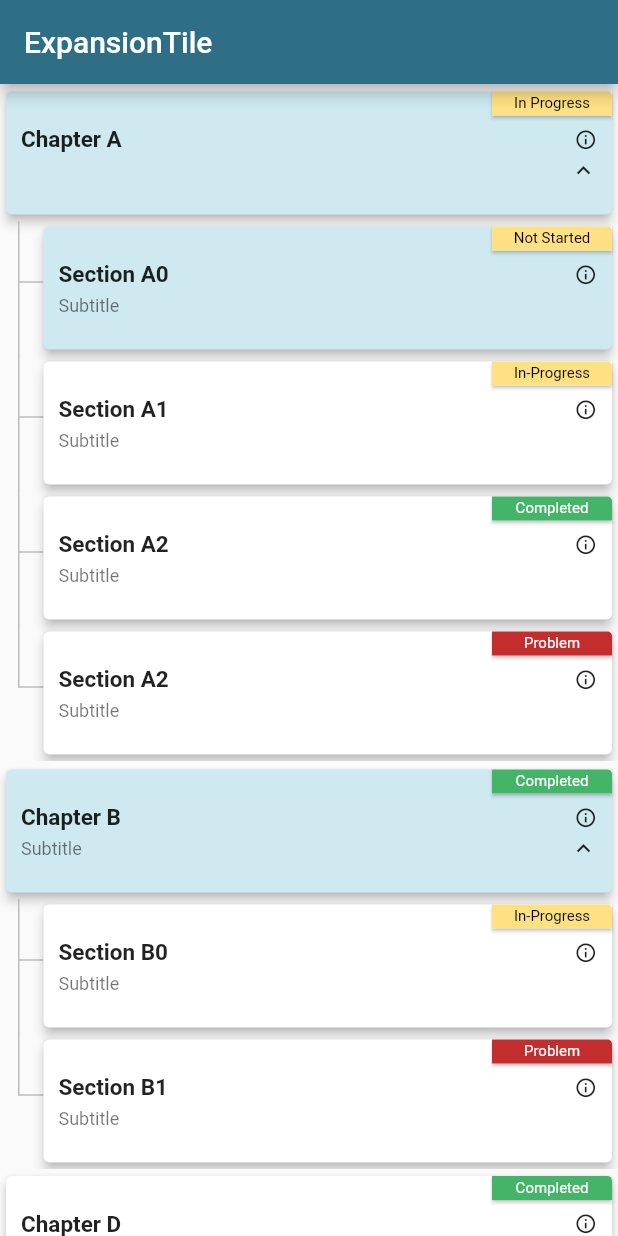
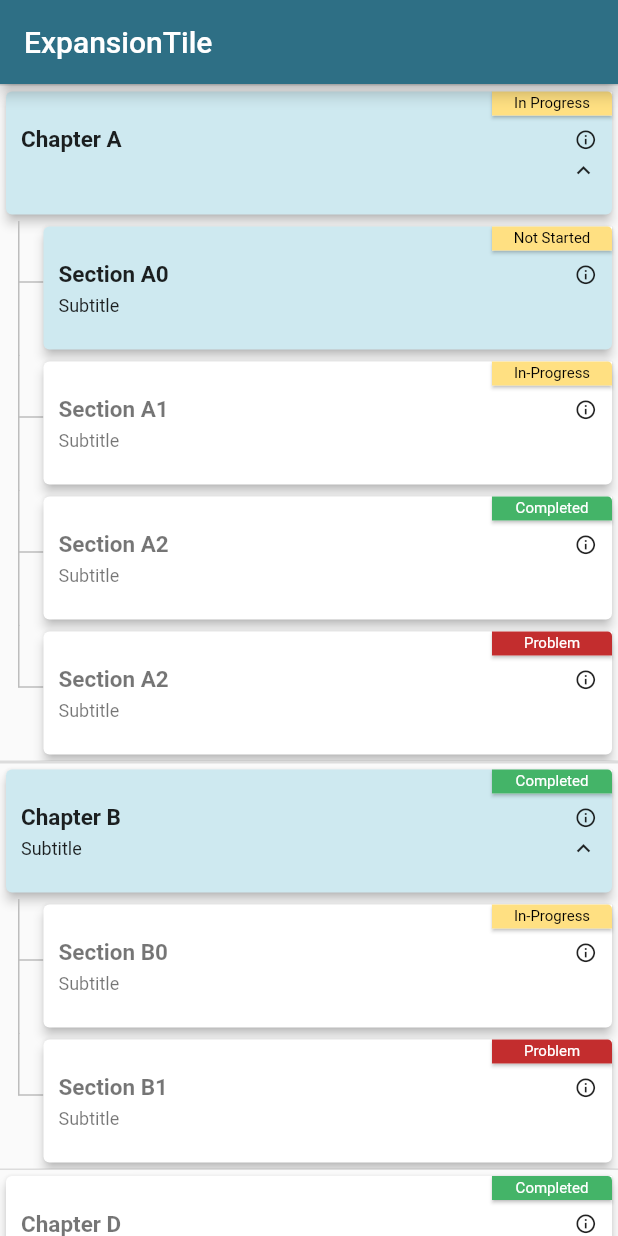
Before and after one commit to zubairehman/DismissibleExpandedList, a Flutter app: the screen it shows after launch, on a phone screen of 412 x 824 dp. Run offline on Flutter 3.47's test engine with Material 2 defaults, Android fonts, the phone set to English and light mode, and no system bars.

Commit message:
- added configuration example - added configurations

```diff
--- a/example/lib/main.dart
+++ b/example/lib/main.dart
@@ -1,7 +1,9 @@
+import 'package:dismissible_expanded_list/constants/text_styles.dart';
 import 'package:dismissible_expanded_list/dismissible_expanded_list.dart';
 import 'package:dismissible_expanded_list/model/entry.dart';
 import 'package:example/mock.dart';
 import 'package:flutter/material.dart';
+import 'package:dismissible_expanded_list/model/dismissible_list_configuration.dart';
 
 void main() {
   runApp(MyApp());
@@ -50,6 +52,30 @@ class _ExpansionTileSampleState extends State<ExpansionTileSample> {
   }
 
   Widget _buildRightSide() {
+    /// Configuration example
+    DismissibleListConfig config = DismissibleListConfig()
+      ..badgeWidth = 80.0
+      ..elevation = 3.0
+      ..infoIconSize = 15.0
+      ..removeTileOnDismiss = true
+      ..allowBatchSwipe = true
+      ..allowChildSwipe = true
+      ..allowParentSelection = true
+      ..showBorder = true
+      ..showInfoBadge = true
+      ..titleStyle = TextStyles.title
+      ..titleSelectedStyle = TextStyles.titleSelected
+      ..subTitleStyle = TextStyles.subTitle
+      ..subTitleSelectedStyle = TextStyles.subTitleSelected
+      ..trailingIcon = Icons.info_outline
+      ..lineColor = Colors.grey[400]
+      ..selectionColor = Color(0xFFcee9f0)
+      ..rightSwipeColor = Colors.green
+      ..leftSwipeColor = Colors.red
+      ..iconColor = Colors.black87
+      ..iconSelectedColor = Colors.black87
+      ..backgroundColor = Colors.white;
+
     return Expanded(
       flex: 1,
       child: ListView.builder(
@@ -57,40 +83,7 @@ class _ExpansionTileSampleState extends State<ExpansionTileSample> {
             DismissibleExpandableList(
           parentIndex: index,
           entry: list[index],
-          elevation: 3.0,
-          titleStyle: TextStyle(
-            fontSize: 15.0,
-            fontWeight: FontWeight.bold,
-            color: Colors.black87,
-          ),
-          titleSelectedStyle: TextStyle(
-            fontSize: 15.0,
-            fontWeight: FontWeight.bold,
-            color: Colors.black87,
-          ),
-          subTitleStyle: TextStyle(
-            color: Colors.black54,
-            fontSize: 12.0,
-          ),
-          subTitleSelectedStyle: TextStyle(
-            color: Colors.black54,
-            fontSize: 12.0,
-          ),
-          removeTileOnDismiss: removeTileOnDismiss,
-          allowBatchSwipe: true,
-          allowChildSwipe: true,
-          allowParentSelection: true,
-          showBorder: false,
-          showInfoBadge: true,
-//          selectedId: selectedId,
-          rightSwipeColor: Colors.green,
-          leftSwipeColor: Colors.red,
-          lineColor: Colors.grey[400],
-          badgeWidth: 80.0,
-          iconColor: Colors.black87,
-          iconSelectedColor: Colors.black87,
-          selectionColor: Color(0xFFcee9f0),
-          trailingIcon: Icons.info_outline,
+          config: config,
           onItemClick: (parentIndex, childIndex, ExpandableListItem item) {
             print('onItemClick called');
             onItemClick(parentIndex, childIndex);
@@ -104,6 +97,56 @@ class _ExpansionTileSampleState extends State<ExpansionTileSample> {
             }
           },
         ),
+//            DismissibleExpandableList(
+//          parentIndex: index,
+//          entry: list[index],
+//          elevation: 3.0,
+//          titleStyle: TextStyle(
+//            fontSize: 15.0,
+//            fontWeight: FontWeight.bold,
+//            color: Colors.black87,
+//          ),
+//          titleSelectedStyle: TextStyle(
+//            fontSize: 15.0,
+//            fontWeight: FontWeight.bold,
+//            color: Colors.black87,
+//          ),
+//          subTitleStyle: TextStyle(
+//            color: Colors.black54,
+//            fontSize: 12.0,
+//          ),
+//          subTitleSelectedStyle: TextStyle(
+//            color: Colors.black54,
+//            fontSize: 12.0,
+//          ),
+//          removeTileOnDismiss: removeTileOnDismiss,
+//          allowBatchSwipe: true,
+//          allowChildSwipe: true,
+//          allowParentSelection: true,
+//          showBorder: false,
+//          showInfoBadge: true,
+////          selectedId: selectedId,
+//          rightSwipeColor: Colors.green,
+//          leftSwipeColor: Colors.red,
+//          lineColor: Colors.grey[400],
+//          badgeWidth: 80.0,
+//          iconColor: Colors.black87,
+//          iconSelectedColor: Colors.black87,
+//          selectionColor: Color(0xFFcee9f0),
+//          trailingIcon: Icons.info_outline,
+//          onItemClick: (parentIndex, childIndex, ExpandableListItem item) {
+//            print('onItemClick called');
+//            onItemClick(parentIndex, childIndex);
+//          },
+//          onItemDismissed:
+//              (parentIndex, childIndex, direction, removeTileOnDismiss, item) {
+//            if (direction == DismissDirection.endToStart) {
+//              onItemDismissed(parentIndex, childIndex);
+//            } else {
+//              onItemDismissed(parentIndex, childIndex);
+//            }
+//          },
+//        ),
         itemCount: mockData.length,
       ),
     );
@@ -152,11 +195,11 @@ class _ExpansionTileSampleState extends State<ExpansionTileSample> {
         if (childIndex == -1) {
           mockData.removeAt(parentIndex);
         } else {
-
           // check to see if its the last child
           // if yes, then remove parent as well
           // else, only remove child
-          if(mockData[parentIndex].children != null && mockData[parentIndex].children.length > 1) {
+          if (mockData[parentIndex].children != null &&
+              mockData[parentIndex].children.length > 1) {
             mockData[parentIndex].children.removeAt(childIndex);
           } else {
             mockData.removeAt(parentIndex);
--- a/lib/constants/text_styles.dart
+++ b/lib/constants/text_styles.dart
@@ -6,11 +6,11 @@ class TextStyles {
   static TextStyle get titleSelected => TextStyle(
         fontSize: 15.0,
         fontWeight: FontWeight.bold,
-        color: Colors.white,
+        color: Colors.black87,
       );
 
   static TextStyle get subTitleSelected => TextStyle(
-        color: Colors.white,
+        color: Colors.black87,
         fontSize: 12.0,
       );
 
--- a/lib/dismissible_expanded_list.dart
+++ b/lib/dismissible_expanded_list.dart
@@ -3,6 +3,7 @@ library dismissible_expanded_list;
 // Displays one Entry. If the entry has children then it's displayed
 // with an ExpansionTile.
 import 'package:dismissible_expanded_list/constants/text_styles.dart';
+import 'package:dismissible_expanded_list/model/dismissible_list_configuration.dart';
 import 'package:flutter/material.dart';
 import 'package:dismissible_expanded_list/model/entry.dart';
 import 'package:dismissible_expanded_list/utils/timeline/timeline_painter.dart';
@@ -24,62 +25,76 @@ const Duration _kExpand = Duration(milliseconds: 200);
 
 class DismissibleExpandableList extends StatefulWidget {
   final int parentIndex;
-  final double badgeWidth;
-  final double infoIconSize;
-  final double elevation;
-
-//  final String selectedId;
-  final bool removeTileOnDismiss;
-  final bool allowBatchSwipe;
-  final bool allowChildSwipe;
-  final bool allowParentSelection;
-  final bool showBorder;
-  final bool showInfoBadge;
-  final Color rightSwipeColor;
-  final Color leftSwipeColor;
-  final Color lineColor;
-  final Color selectionColor;
-  final Color iconColor;
-  final Color iconSelectedColor;
-  final Color backgroundColor;
-  final TextStyle titleStyle;
-  final TextStyle subTitleStyle;
-  final TextStyle titleSelectedStyle;
-  final TextStyle subTitleSelectedStyle;
-  final IconData trailingIcon;
-  final ExpandableListItem entry;
   final OnItemDismissed onItemDismissed;
   final OnItemClick onItemClick;
+  final ExpandableListItem entry;
+  final DismissibleListConfig config;
+
+//  final double badgeWidth;
+//  final double infoIconSize;
+//  final double elevation;
+////  final String selectedId;
+//  final bool removeTileOnDismiss;
+//  final bool allowBatchSwipe;
+//  final bool allowChildSwipe;
+//  final bool allowParentSelection;
+//  final bool showBorder;
+//  final bool showInfoBadge;
+//  final Color rightSwipeColor;
+//  final Color leftSwipeColor;
+//  final Color lineColor;
+//  final Color selectionColor;
+//  final Color iconColor;
+//  final Color iconSelectedColor;
+//  final Color backgroundColor;
+//  final TextStyle titleStyle;
+//  final TextStyle subTitleStyle;
+//  final TextStyle titleSelectedStyle;
+//  final TextStyle subTitleSelectedStyle;
+//  final IconData trailingIcon;
+
+//  DismissibleExpandableList({
+//    @required this.entry,
+//    @required this.lineColor,
+//    @required this.parentIndex,
+//    @required this.selectionColor,
+//    this.onItemDismissed,
+//    this.onItemClick,
+//    this.removeTileOnDismiss = true,
+//    this.allowBatchSwipe = false,
+//    this.allowChildSwipe = true,
+//    this.showInfoBadge = false,
+//    this.allowParentSelection = false,
+////    this.selectedId,
+//    this.showBorder,
+//    this.rightSwipeColor = Colors.green,
+//    this.leftSwipeColor = Colors.red,
+//    this.trailingIcon,
+//    this.iconColor = Colors.black,
+//    this.iconSelectedColor = Colors.black,
+//    this.titleStyle,
+//    this.subTitleStyle,
+//    this.titleSelectedStyle,
+//    this.subTitleSelectedStyle,
+//    this.badgeWidth = 60.0,
+//    this.backgroundColor = Colors.white,
+//    this.infoIconSize = 15.0,
+//    this.elevation,
+//  }) {
+//    if (showInfoBadge) {
+//      assert(entry.badgeText != null);
+//    }
+//  }
 
   DismissibleExpandableList({
     @required this.entry,
-    @required this.lineColor,
     @required this.parentIndex,
-    @required this.selectionColor,
+    @required this.config,
     this.onItemDismissed,
     this.onItemClick,
-    this.removeTileOnDismiss = true,
-    this.allowBatchSwipe = false,
-    this.allowChildSwipe = true,
-    this.showInfoBadge = false,
-    this.allowParentSelection = false,
-//    this.selectedId,
-    this.showBorder,
-    this.rightSwipeColor = Colors.green,
-    this.leftSwipeColor = Colors.red,
-    this.trailingIcon,
-    this.iconColor = Colors.black,
-    this.iconSelectedColor = Colors.black,
-    this.titleStyle,
-    this.subTitleStyle,
-    this.titleSelectedStyle,
-    this.subTitleSelectedStyle,
-    this.badgeWidth = 60.0,
-    this.backgroundColor = Colors.white,
-    this.infoIconSize = 15.0,
-    this.elevation,
   }) {
-    if (showInfoBadge) {
+    assert(config != null, 'Dismissible List Configuration cannot be null, please provide valid configution using DismissibleExpandableList(config: DismissibleListConfig())');
+    if (config.showInfoBadge) {
       assert(entry.badgeText != null);
     }
   }
@@ -133,7 +148,7 @@ class _DismissibleExpandableListState extends State<DismissibleExpandableList>
 
     // check to see if its a single item with no child
     if (root.children.isEmpty) {
-      return widget.allowBatchSwipe
+      return widget.config.allowBatchSwipe
           ? _buildDismissibleTile(root, parentIndex, -1)
           : _buildListTileCard(root, parentIndex, -1);
     }
@@ -142,14 +157,14 @@ class _DismissibleExpandableListState extends State<DismissibleExpandableList>
       children: <Widget>[
         CustomExpansionTile(
           key: _expansionTile,
-          showBorder: widget.showBorder,
+          showBorder: widget.config.showBorder,
           initiallyExpanded: shouldExpand(root),
           onExpansionChanged: (isExpanded) {
             setState(() {
               onExpansionChange(isExpanded);
             });
           },
-          listTile: widget.allowBatchSwipe
+          listTile: widget.config.allowBatchSwipe
               ? _buildDismissibleTile(root, parentIndex, -1)
               : _buildListTileCard(root, parentIndex, -1),
           children: root.children
@@ -168,7 +183,7 @@ class _DismissibleExpandableListState extends State<DismissibleExpandableList>
                           animation: _controller,
                         ),
                         Expanded(
-                          child: widget.allowChildSwipe
+                          child: widget.config.allowChildSwipe
                               ? _buildDismissibleTile(
                                   entry, parentIndex, childIndex)
                               : _buildListTileCard(
@@ -198,20 +213,20 @@ class _DismissibleExpandableListState extends State<DismissibleExpandableList>
       // what to do after an item has been swiped away.
       confirmDismiss: (direction) async {
         widget.onItemDismissed(parentIndex, childIndex, direction,
-            widget.removeTileOnDismiss, root);
-        return widget.removeTileOnDismiss;
+            widget.config.removeTileOnDismiss, root);
+        return widget.config.removeTileOnDismiss;
       },
       // Show a red background as the item is swiped away.
-      background: Container(color: widget.rightSwipeColor),
-      secondaryBackground: Container(color: widget.leftSwipeColor),
+      background: Container(color: widget.config.rightSwipeColor),
+      secondaryBackground: Container(color: widget.config.leftSwipeColor),
       child: Card(
-        elevation: widget.elevation,
-        color: !widget.allowParentSelection && root.children.isNotEmpty
-            ? widget.backgroundColor
+        elevation: widget.config.elevation,
+        color: !widget.config.allowParentSelection && root.children.isNotEmpty
+            ? widget.config.backgroundColor
 //            : root.id != null && root.id == widget.selectedId
             : root.id != null && root.selected
-                ? widget.selectionColor
-                : widget.backgroundColor,
+                ? widget.config.selectionColor
+                : widget.config.backgroundColor,
         child: _buildListTile(root, parentIndex, childIndex),
       ),
     );
@@ -221,7 +236,7 @@ class _DismissibleExpandableListState extends State<DismissibleExpandableList>
       ExpandableListItem root, int parentIndex, int childIndex) {
     return Stack(
       children: <Widget>[
-        widget.showInfoBadge ? _buildBadge(root) : SizedBox.shrink(),
+        widget.config.showInfoBadge ? _buildBadge(root) : SizedBox.shrink(),
         ListTile(
           contentPadding:
               EdgeInsets.only(top: 5.0, bottom: 5.0, right: 10.0, left: 10.0),
@@ -244,16 +259,16 @@ class _DismissibleExpandableListState extends State<DismissibleExpandableList>
   Widget _buildListTileCard(
       ExpandableListItem root, int parentIndex, int childIndex) {
     return Card(
-      elevation: widget.elevation,
-      color: !widget.allowParentSelection && root.children.isNotEmpty
-          ? widget.backgroundColor
+      elevation: widget.config.elevation,
+      color: !widget.config.allowParentSelection && root.children.isNotEmpty
+          ? widget.config.backgroundColor
 //          : root.id != null && root.id == widget.selectedId
           : root.id != null && root.selected
-              ? widget.selectionColor
-              : widget.backgroundColor,
+              ? widget.config.selectionColor
+              : widget.config.backgroundColor,
       child: Stack(
         children: <Widget>[
-          widget.showInfoBadge ? _buildBadge(root) : SizedBox.shrink(),
+          widget.config.showInfoBadge ? _buildBadge(root) : SizedBox.shrink(),
           ListTile(
             contentPadding:
                 EdgeInsets.only(top: 5.0, bottom: 5.0, right: 10.0, left: 10.0),
@@ -285,17 +300,17 @@ class _DismissibleExpandableListState extends State<DismissibleExpandableList>
             overflow: TextOverflow.ellipsis,
             softWrap: false,
             style: shouldApplySelection(root)
-                ? widget.titleSelectedStyle ?? TextStyles.titleSelected
-                : widget.titleStyle ?? TextStyles.title,
+                ? widget.config.titleSelectedStyle ?? TextStyles.titleSelected
+                : widget.config.titleStyle ?? TextStyles.title,
           ),
         ),
-        widget.trailingIcon != null
+        widget.config.trailingIcon != null
             ? Icon(
-                widget.trailingIcon,
-                size: widget.infoIconSize,
+                widget.config.trailingIcon,
+                size: widget.config.infoIconSize,
                 color: shouldApplySelection(root)
-                    ? widget.iconSelectedColor
-                    : widget.iconColor,
+                    ? widget.config.iconSelectedColor
+                    : widget.config.iconColor,
               )
             : SizedBox.shrink(),
       ],
@@ -314,8 +329,9 @@ class _DismissibleExpandableListState extends State<DismissibleExpandableList>
               overflow: TextOverflow.ellipsis,
               softWrap: false,
               style: shouldApplySelection(root)
-                  ? widget.subTitleSelectedStyle ?? TextStyles.subTitleSelected
-                  : widget.subTitleStyle ?? TextStyles.subTitle,
+                  ? widget.config.subTitleSelectedStyle ??
+                      TextStyles.subTitleSelected
+                  : widget.config.subTitleStyle ?? TextStyles.subTitle,
             ),
           ),
           root.children.length > 0
@@ -325,8 +341,8 @@ class _DismissibleExpandableListState extends State<DismissibleExpandableList>
                     Icons.expand_more,
                     size: 18.0,
                     color: shouldApplySelection(root)
-                        ? widget.iconSelectedColor
-                        : widget.iconColor,
+                        ? widget.config.iconSelectedColor
+                        : widget.config.iconColor,
                   ),
                 )
               : SizedBox.shrink(),
@@ -342,7 +358,7 @@ class _DismissibleExpandableListState extends State<DismissibleExpandableList>
         margin: EdgeInsets.all(0.0),
         shape: ContinuousRectangleBorder(),
         child: Container(
-          width: widget.badgeWidth,
+          width: widget.config.badgeWidth,
           decoration: BoxDecoration(
             borderRadius: BorderRadius.only(topRight: Radius.circular(3.0)),
 //          border: Border.all(color: Colors.grey[100]),
@@ -367,7 +383,7 @@ class _DismissibleExpandableListState extends State<DismissibleExpandableList>
       width: 25.0,
       child: CustomPaint(
         painter: TimelinePainter(
-            lineColor: widget.lineColor,
+            lineColor: widget.config.lineColor,
             backgroundColor: Colors.blue,
             firstElement: index == 0,
             lastElement: widget.entry.children.length == index + 1,
@@ -396,7 +412,7 @@ class _DismissibleExpandableListState extends State<DismissibleExpandableList>
   }
 
   bool shouldApplySelection(ExpandableListItem root) {
-    return widget.allowParentSelection
+    return widget.config.allowParentSelection
 //        ? root.id == widget.selectedId
         ? root.selected
         : root.children.length == 0 && root.selected;
--- a/lib/model/dismissible_list_configuration.dart
+++ b/lib/model/dismissible_list_configuration.dart
@@ -2,23 +2,25 @@ import 'package:dismissible_expanded_list/constants/text_styles.dart';
 import 'package:flutter/material.dart';
 
 class DismissibleListConfig {
+  var badgeWidth = 80.0;
   var elevation = 3.0;
-  var titleStyle = TextStyles.title;
-  var titleSelectedStyle = TextStyles.titleSelected;
-  var subTitleStyle = TextStyles.subTitle;
-  var subTitleSelectedStyle = TextStyles.subTitleSelected;
+  var infoIconSize = 15.0;
   var removeTileOnDismiss = true;
   var allowBatchSwipe = true;
   var allowChildSwipe = true;
   var allowParentSelection = true;
   var showBorder = false;
   var showInfoBadge = true;
+  var titleStyle = TextStyles.title;
+  var titleSelectedStyle = TextStyles.titleSelected;
+  var subTitleStyle = TextStyles.subTitle;
+  var subTitleSelectedStyle = TextStyles.subTitleSelected;
+  var trailingIcon = Icons.info_outline;
+  var lineColor = Colors.grey[400];
+  var selectionColor = Color(0xFFcee9f0);
   var rightSwipeColor = Colors.green;
   var leftSwipeColor = Colors.red;
-  var lineColor = Colors.grey[400];
-  var badgeWidth = 80.0;
   var iconColor = Colors.black87;
   var iconSelectedColor = Colors.black87;
-  var selectionColor = Color(0xFFcee9f0);
-  var trailingIcon = Icons.info_outline;
+  var backgroundColor = Colors.white;
 }
```
